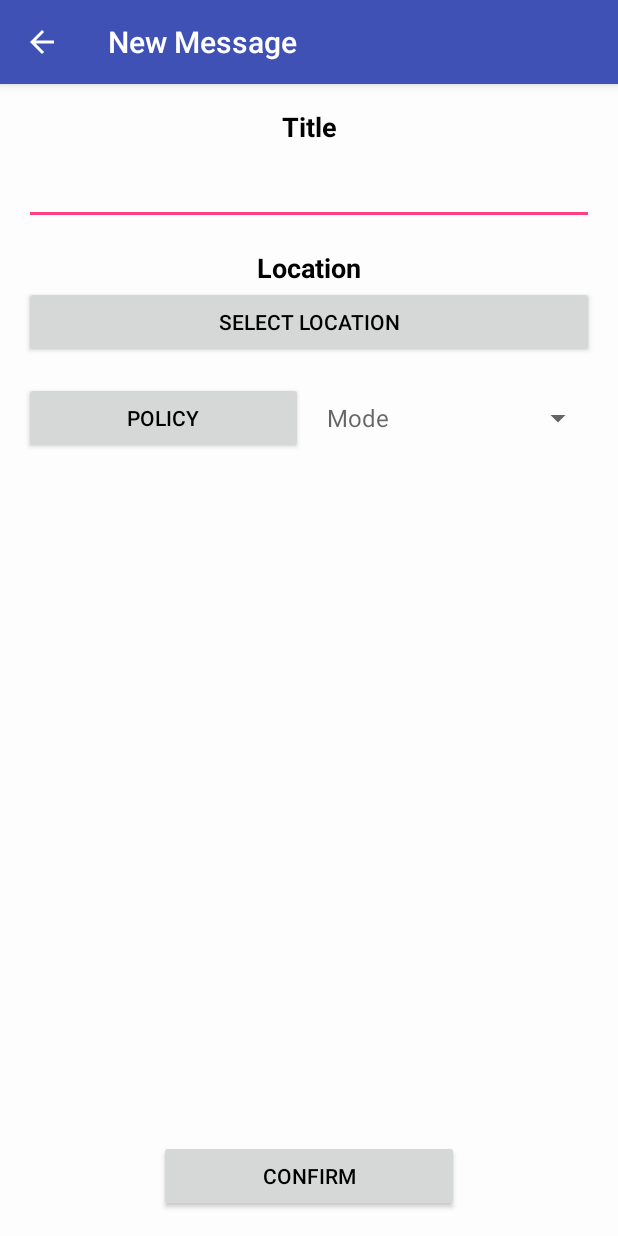
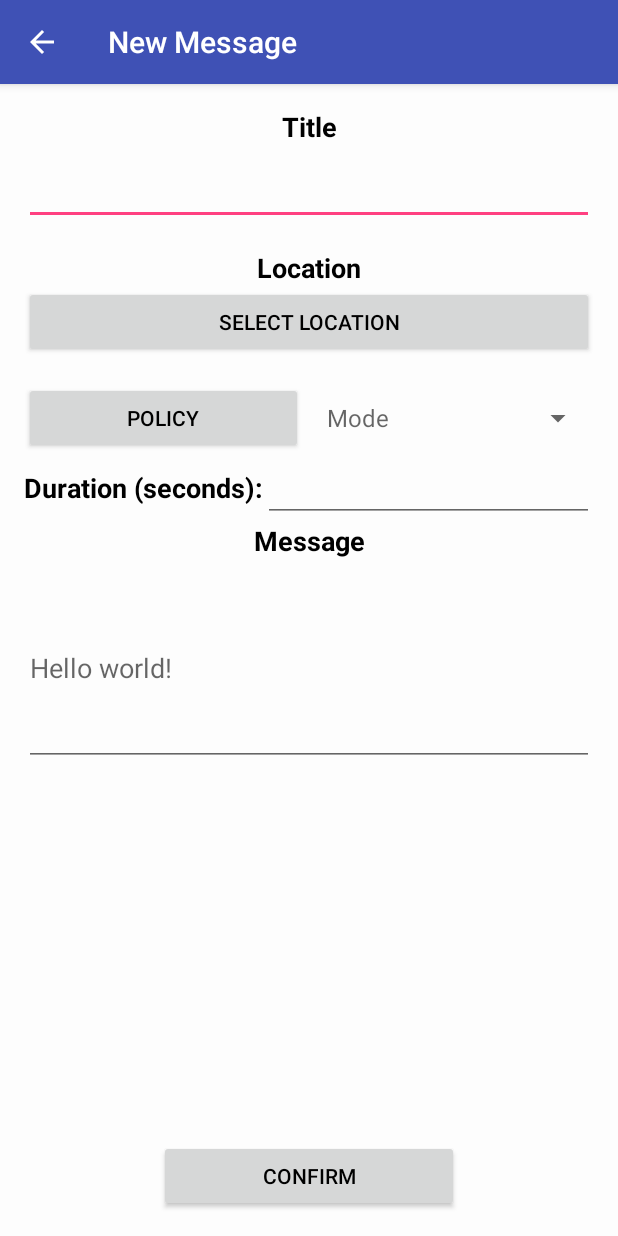
Before and after one commit to Gisson/LocMess, an Android app: the NewMessageActivity screen opened directly, with no data from a screen before it, on a phone screen of 412 x 824 dp. Run offline under Robolectric (Android 15) with nearby library versions, the phone set to English and light mode, and no system bars.

Commit message:
feat: Post message
- Changed interface since it didn't cover all of the stuff needed
- Added some extra classes in order to better structure the app

Refers to #34

```diff
--- a/android-project/app/src/main/java/pt/ulisboa/tecnico/ist/cmu/locmess/adapters/MessageListAdapter.java
+++ b/android-project/app/src/main/java/pt/ulisboa/tecnico/ist/cmu/locmess/adapters/MessageListAdapter.java
@@ -102,7 +102,9 @@ public class MessageListAdapter extends BaseAdapter {
         final View view1 = inflater.inflate(R.layout.dialog_read_message, null);
         final TextView dialogText = (TextView) view1.findViewById(R.id.textView);
         dialogText.setText("Author: "+_messages.get(index).getAuthor()+"\nContent: "+_messages.get(index).getMessage()
-                            +"\nLocation: "+_messages.get(index).getLocation()+"\nTopics: "+_messages.get(index).getTopics());
+                            +"\nLocation: "+_messages.get(index).getLocation()+"\nTopics: "+
+                            _messages.get(index).getPolicy().getTopics().toString()+"\nType: "+
+                            _messages.get(index).getPolicy().getType());
 
         builder.setView(view1);
         builder.show();
--- a/android-project/app/src/main/java/pt/ulisboa/tecnico/ist/cmu/locmess/commands/AbstractCommand.java
+++ b/android-project/app/src/main/java/pt/ulisboa/tecnico/ist/cmu/locmess/commands/AbstractCommand.java
@@ -1,4 +1,6 @@
 package pt.ulisboa.tecnico.ist.cmu.locmess.commands;
+
+import android.util.Log;
 
 import org.json.JSONException;
 import org.json.JSONObject;
@@ -21,6 +23,7 @@ public abstract class AbstractCommand {
 
     private final String SERVERADDR="pikachu.rnl.tecnico.ulisboa.pt";
     private final Integer SERVERPORT=31000;
+    private final String TAG="AbstractCommand";
 
     private final int TIMEOUT = 10000;
 
@@ -43,6 +46,7 @@ public abstract class AbstractCommand {
         if(_executed){
             throw new DuplicateExecutionException();
         }
+        Log.d(TAG,"http://"+SERVERADDR+":"+SERVERPORT.toString()+"/"+_endpoint+"?"+_args);
         URL url=new URL("http://"+SERVERADDR+":"+SERVERPORT.toString()+"/"+_endpoint+"?"+_args);
         HttpURLConnection connection = (HttpURLConnection) url.openConnection();
         connection.setRequestMethod("GET");
--- a/android-project/app/src/main/res/layout/activity_new_message.xml
+++ b/android-project/app/src/main/res/layout/activity_new_message.xml
@@ -40,6 +40,7 @@
             android:layout_height="wrap_content" />
 
         <Button
+            android:id="@+id/location_name"
             android:text="@string/select_location"
             android:onClick="selectLocation"
             android:layout_marginBottom="16dp"
@@ -52,7 +53,9 @@
             android:layout_width="match_parent"
             android:layout_height="wrap_content">
 
+
             <Button
+                android:id="@+id/select_policy"
                 android:onClick="selectPolicy"
                 android:text="@string/policy"
                 android:layout_marginRight="4dp"
@@ -67,7 +70,50 @@
                 android:layout_width="0dp"
                 android:layout_height="wrap_content"/>
 
+
         </LinearLayout>
+
+        <LinearLayout
+            android:orientation="horizontal"
+            android:layout_width="match_parent"
+            android:layout_height="match_parent"
+            android:layout_weight="1">
+
+            <TextView
+                android:textStyle="bold"
+                android:text="@string/message_lifespan"
+                android:gravity="center"
+                android:textSize="18sp"
+                android:layout_width="wrap_content"
+                android:layout_height="wrap_content"
+                android:layout_marginBottom="8dp"/>
+
+            <EditText
+                android:layout_width="wrap_content"
+                android:layout_height="wrap_content"
+                android:inputType="number"
+                android:ems="10"
+                android:id="@+id/message_lifespan"
+                android:layout_weight="1" />
+        </LinearLayout>
+
+        <TextView
+            android:textStyle="bold"
+            android:text="@string/content"
+            android:gravity="center"
+            android:textSize="18sp"
+            android:layout_width="match_parent"
+            android:layout_height="wrap_content"
+            android:layout_marginBottom="8dp"/>
+
+
+        <EditText
+            android:layout_width="match_parent"
+            android:layout_height="130dp"
+            android:inputType="textMultiLine"
+            android:ems="10"
+            android:id="@+id/message_content"
+            android:hint="@string/message_hint"/>
 
     </LinearLayout>
 
@@ -77,6 +123,7 @@
         android:layout_centerHorizontal="true"
         android:layout_alignParentBottom="true"
         android:layout_width="200dp"
-        android:layout_height="wrap_content" />
+        android:layout_height="wrap_content"
+        android:onClick="postMesage"/>
 
 </RelativeLayout>
--- a/android-project/app/src/main/res/values/strings.xml
+++ b/android-project/app/src/main/res/values/strings.xml
@@ -12,6 +12,9 @@
     <string name="action_settings">Settings</string>
     <string name="confirm">Confirm</string>
     <string name="title">Title</string>
+    <string name="content">Message</string>
+    <string name="message_lifespan">Duration (seconds): </string>
+    <string name="message_hint">Hello world!</string>
     <string name="location">Location</string>
     <string name="select_location">select location</string>
     <string name="policy">Policy</string>
@@ -29,4 +32,6 @@
     <string name="gps_et_hint">Longtitude, Latitude, Radius</string>
     <string name="ssid_et_hint">Eduroam</string>
     <string name="bssid_et_hint">00:11:22:33:44:55</string>
+    <string name="policy_centralized">Centralized</string>
+    <string name="policy_decentralized">Decentralized</string>
 </resources>
--- a/android-project/app/src/main/res/values/styles.xml
+++ b/android-project/app/src/main/res/values/styles.xml
@@ -10,6 +10,7 @@
         <item name="android:textColor">@color/black</item>
         <item name="android:windowActionBarOverlay">true</item>
         <item name="android:windowBackground">@color/background</item>
+        <item name="windowActionBar">true</item>
 
 
     </style>
```
Also changed, not shown: android-project/app/src/main/java/pt/ulisboa/tecnico/ist/cmu/locmess/NewMessageActivity.java (+50 -1 lines), android-project/app/src/main/java/pt/ulisboa/tecnico/ist/cmu/locmess/commands/PostMessageCommand.java (+16 -2 lines), android-project/app/src/main/java/pt/ulisboa/tecnico/ist/cmu/locmess/dto/MessageDto.java (+9 -13 lines), android-project/app/src/main/java/pt/ulisboa/tecnico/ist/cmu/locmess/dto/PolicyDto.java (added, +24 -0 lines), android-project/app/src/main/res/layout/app_bar_my_messages_menu.xml (+3 -6 lines), android-project/app/src/main/res/layout/content_my_messages.xml (+14 -5 lines).
